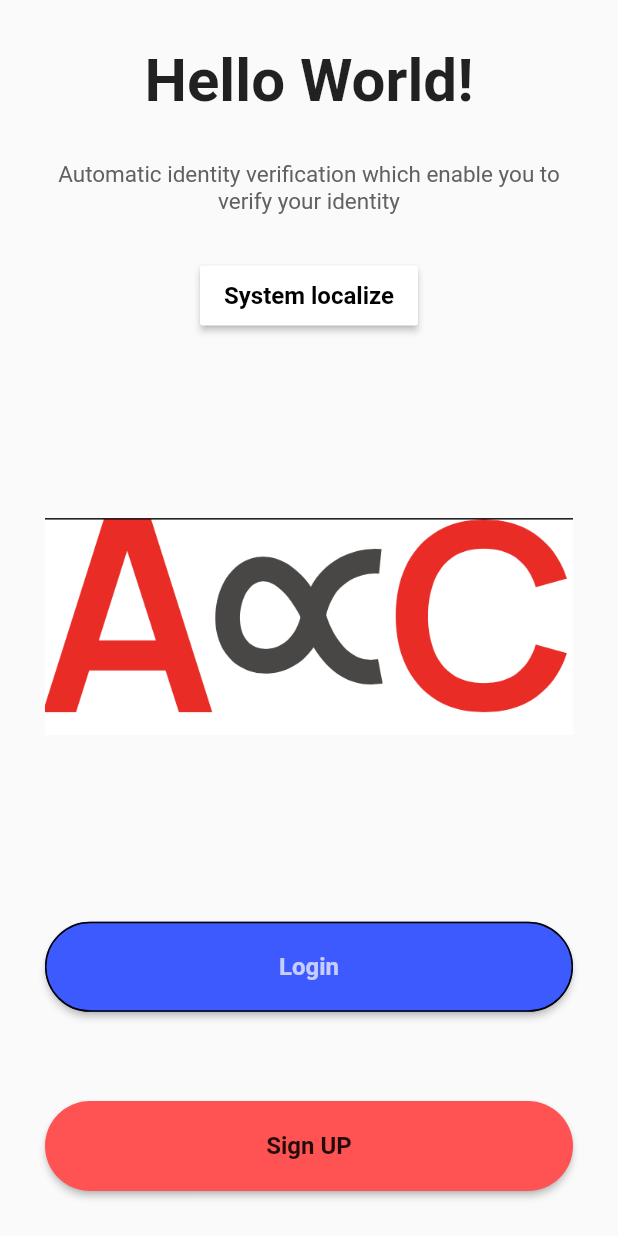
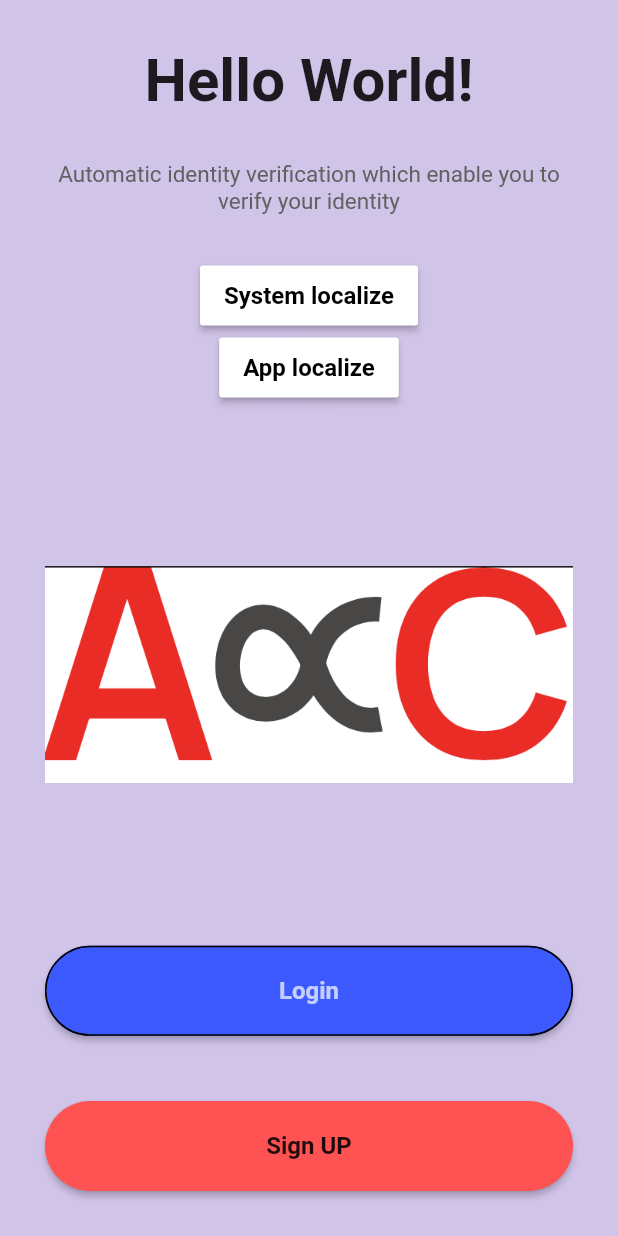
Before and after one commit to RupBarad/Flutter, a Flutter app: the screen it shows after launch, on a phone screen of 412 x 824 dp. Run offline on Flutter 3.47's test engine with Material 2 defaults, Android fonts, the phone set to English and light mode, and no system bars; generated files the repository leaves out were written again.

Commit message:
Auth: Localization - Added App localization - Done

```diff
--- a/lib/l10n/app_de.arb
+++ b/lib/l10n/app_de.arb
@@ -5,5 +5,6 @@
         "description": "A programmer greeting"
     },
     "hello": "Hallo {username}",
-    "pageSystemLocalizeTitle": "System localization"
+    "pageSystemLocalizeTitle": "System localization",
+    "pageAppLocalizeTitle": "App localization"
 }
--- a/lib/l10n/app_en.arb
+++ b/lib/l10n/app_en.arb
@@ -16,5 +16,6 @@
          }
       }
     },
-    "pageSystemLocalizeTitle": "System localize"
+    "pageSystemLocalizeTitle": "System localize",
+     "pageAppLocalizeTitle": "App localize"
 }
--- a/lib/main.dart
+++ b/lib/main.dart
@@ -1,15 +1,43 @@
 import 'package:flutter/material.dart';
 import 'package:flutter_examples/l10n/l10n.dart';
 import 'package:flutter_examples/module/splash.dart';
+import 'package:flutter_examples/provider/locale_provider.dart';
 import 'package:flutter_localizations/flutter_localizations.dart';
 import 'package:flutter_gen/gen_l10n/app_localizations.dart';
+import 'package:provider/provider.dart';
 
 void main() {
   runApp(MyApp());
 }
 
 class MyApp extends StatelessWidget {
+
   @override
+  Widget build(BuildContext context) => ChangeNotifierProvider(
+    create: (context) => LocaleProvider(),
+    builder: (context, child) {
+      final provider = Provider.of<LocaleProvider>(context);
+
+      return MaterialApp(
+        debugShowCheckedModeBanner: false,
+        title: 'Splash Screen',
+        theme: ThemeData(
+          scaffoldBackgroundColor: Colors.deepPurple.shade100,
+          primaryColor: Colors.deepPurpleAccent,
+        ),
+        locale: provider.locale,
+        supportedLocales: L10n.all,
+        localizationsDelegates: [
+          AppLocalizations.delegate,
+          GlobalMaterialLocalizations.delegate,
+          GlobalCupertinoLocalizations.delegate,
+          GlobalWidgetsLocalizations.delegate,
+        ],
+        home: MySplashPage(),
+      );
+    },
+  );
+  /*@override
   Widget build(BuildContext context) {
     return MaterialApp(
       title: 'Splash Screen',
@@ -26,5 +54,5 @@ class MyApp extends StatelessWidget {
       home: MySplashPage(),
       debugShowCheckedModeBanner: false,
     );
-  }
+  }*/
 }
--- a/lib/module/home.dart
+++ b/lib/module/home.dart
@@ -1,5 +1,6 @@
 import 'package:flutter/material.dart';
 import 'package:flutter_examples/module/auth/login.dart';
+import 'package:flutter_examples/module/localize/LocalizationAppPage.dart';
 import 'package:flutter_examples/module/localize/LocalizationSystemPage.dart';
 import 'package:flutter_gen/gen_l10n/app_localizations.dart';
 
@@ -54,7 +55,27 @@ class HomeScreen extends StatelessWidget {
                                 fontSize: 16,
                               ),
                             ),
+                          ),
+
+                          MaterialButton(
+                            minWidth: double.minPositive,
+                            height: 40,
+                            onPressed: () {
+                              Navigator.push(context, MaterialPageRoute(builder: (context) => LocalizationAppPage()));
+                            },
+                            color: Colors.white,
+                            /* shape: RoundedRectangleBorder(
+                                borderRadius: BorderRadius.circular(40)),*/
+                            child: Text(
+                              AppLocalizations.of(context)!.pageAppLocalizeTitle,
+                              style: const TextStyle(
+                                fontWeight: FontWeight.w600,
+                                color: Colors.black,
+                                fontSize: 16,
+                              ),
+                            ),
                           )
+
                         ],
                       ),
                       Container(
--- /dev/null
+++ b/lib/provider/locale_provider.dart
@@ -0,0 +1,20 @@
+import 'package:flutter/material.dart';
+import 'package:flutter_examples/l10n/l10n.dart';
+
+class LocaleProvider extends ChangeNotifier {
+  Locale? _locale = null;
+
+  Locale? get locale => _locale;
+
+  void setLocale(Locale locale) {
+    if (!L10n.all.contains(locale)) return;
+
+    _locale = locale;
+    notifyListeners();
+  }
+
+  void clearLocale() {
+    _locale = null;
+    notifyListeners();
+  }
+}
--- a/pubspec.yaml
+++ b/pubspec.yaml
@@ -45,6 +45,7 @@ dependencies:
   # The following adds the Cupertino Icons font to your application.
   # Use with the CupertinoIcons class for iOS style icons.
   cupertino_icons: ^1.0.2
+  provider: ^6.0.3
 
 dev_dependencies:
   flutter_test:
```
Also changed, not shown: lib/module/localize/LocalizationAppPage.dart (added, +40 -0 lines), lib/widget/language_picker_widget.dart (added, +61 -0 lines), pubspec.lock.
